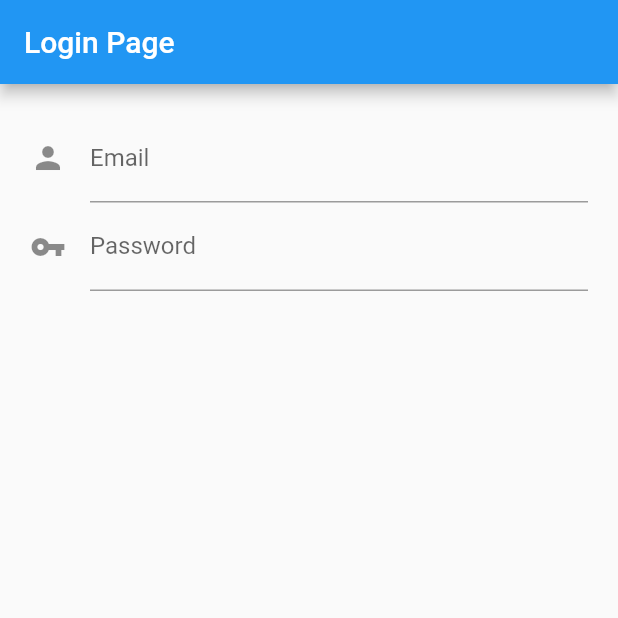
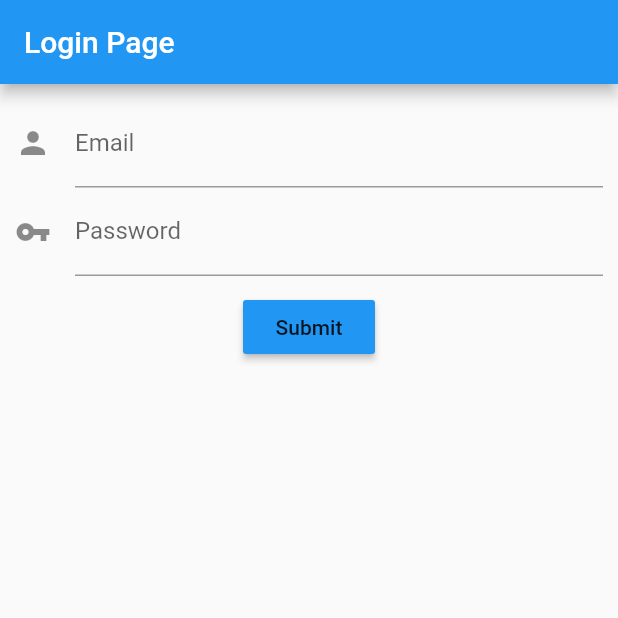
Before and after one commit to farce1/flutter_login_form, a Flutter app: the screen it shows after launch, on a phone screen of 412 x 824 dp, the top half of it. Run offline on Flutter 3.47's test engine with Material 2 defaults, Android fonts, the phone set to English and light mode, and no system bars.

Commit message:
Add validation to form
- made Submit button to trigger form validation

```diff
--- a/lib/src/app.dart
+++ b/lib/src/app.dart
@@ -1,5 +1,5 @@
 import 'package:flutter/material.dart';
-import './loginscreen.dart';
+import './login_screen.dart';
 
 class App extends StatelessWidget {
   Widget build(context) {
--- /dev/null
+++ b/lib/src/login_screen.dart
@@ -0,0 +1,65 @@
+import 'package:flutter/material.dart';
+
+class LoginScreen extends StatefulWidget {
+  LoginScreen({Key key}) : super(key: key);
+
+  @override
+  _LoginScreenState createState() => _LoginScreenState();
+}
+
+class _LoginScreenState extends State<LoginScreen> {
+  final formKey = GlobalKey<FormState>();
+  @override
+  Widget build(BuildContext context) {
+    return Container(
+      padding: EdgeInsets.all(10.0),
+      child: Form(
+        key: formKey,
+        child: Column(
+          children: <Widget>[
+            emailField(),
+            passwordField(),
+            Container(
+              margin: EdgeInsets.only(top: 10.0),
+            ),
+            submitButton(),
+          ],
+        ),
+      ),
+    );
+  }
+
+  Widget emailField() => TextFormField(
+        keyboardType: TextInputType.emailAddress,
+        decoration: InputDecoration(
+          icon: Icon(Icons.person),
+          hintText: 'you@example.com',
+          labelText: 'Email',
+        ),
+        validator: (value) {
+          if (!value.contains('@')) {
+            return 'Please enter a valid email.';
+          }
+        },
+      );
+
+  Widget passwordField() => TextFormField(
+        obscureText: true,
+        decoration: InputDecoration(
+          icon: Icon(Icons.vpn_key),
+          hintText: 'Enter Password',
+          labelText: 'Password',
+        ),
+        validator: (value) {
+          if (value.length < 6) {
+            return 'Your password must be longer than 6 characters.';
+          }
+        },
+      );
+
+  Widget submitButton() => RaisedButton(
+        child: Text('Submit'),
+        onPressed: () => formKey.currentState.validate(),
+        color: Colors.blue,
+      );
+}
--- a/lib/src/loginscreen.dart
+++ /dev/null
@@ -1,36 +0,0 @@
-import 'package:flutter/material.dart';
-
-class LoginScreen extends StatefulWidget {
-  LoginScreen({Key key}) : super(key: key);
-
-  @override
-  _LoginScreenState createState() => _LoginScreenState();
-}
-
-class _LoginScreenState extends State<LoginScreen> {
-  @override
-  Widget build(BuildContext context) {
-    return Container(
-      padding: EdgeInsets.all(20.0),
-      child: Form(
-          child: Column(
-        children: <Widget>[
-          TextFormField(
-            decoration: InputDecoration(
-              icon: Icon(Icons.person),
-              hintText: 'What is your email?',
-              labelText: 'Email',
-            ),
-          ),
-          TextFormField(
-            decoration: InputDecoration(
-              icon: Icon(Icons.vpn_key),
-              hintText: 'What is yor password?',
-              labelText: 'Password',
-            ),
-          ),
-        ],
-      )),
-    );
-  }
-}
```
